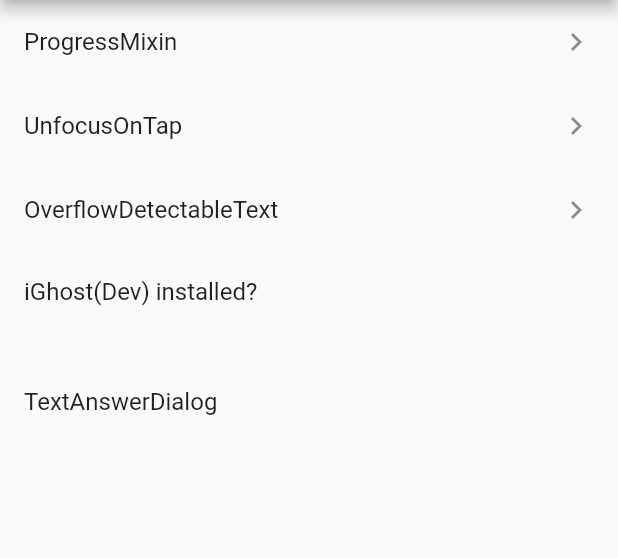
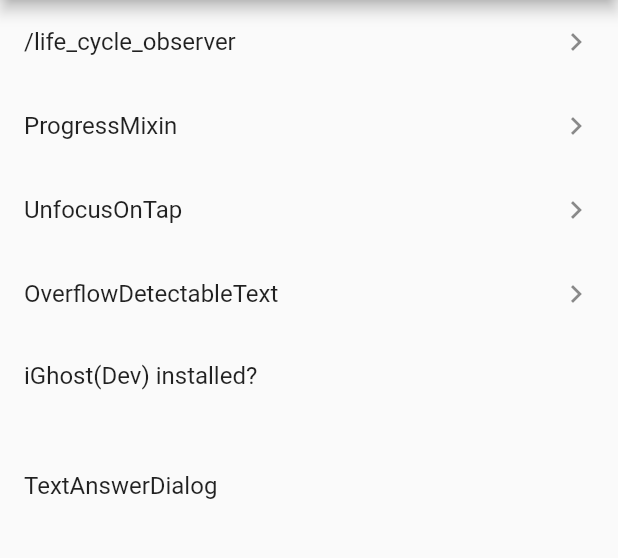
Before and after one commit to mono0926/flutter_mono_kit, a Flutter app: the screen it shows after launch, on a phone screen of 412 x 824 dp, the part 84-642 px from its top. Run offline on Flutter 3.47's test engine with Material 2 defaults, Android fonts, the phone set to English and light mode, and no system bars; our stand-ins replace flutter_cache_manager, rxdart; missing offline and left inert: disposable_provider, simple_logger.

Commit message:
Add LifeCycleObserver example

```diff
--- a/example/lib/pages/home_page.dart
+++ b/example/lib/pages/home_page.dart
@@ -1,3 +1,4 @@
+import 'package:example/pages/life_cycle_observer_page.dart';
 import 'package:example/pages/pages.dart';
 import 'package:example/pages/progress_mixin_page.dart';
 import 'package:example/pages/unfocus_on_tap_page.dart';
@@ -19,6 +20,13 @@ class HomePage extends StatelessWidget {
       appBar: AppBar(title: Text(title)),
       body: ListView(
         children: [
+          ListTile(
+            title: const Text(LifeCycleObserverPage.routeName),
+            trailing: const Icon(Icons.chevron_right),
+            onTap: () {
+              Navigator.of(context).pushNamed(LifeCycleObserverPage.routeName);
+            },
+          ),
           ListTile(
             title: const Text('ProgressMixin'),
             trailing: const Icon(Icons.chevron_right),
--- a/example/lib/router.dart
+++ b/example/lib/router.dart
@@ -1,3 +1,4 @@
+import 'package:example/pages/life_cycle_observer_page.dart';
 import 'package:example/pages/pages.dart';
 import 'package:example/pages/unfocus_on_tap_page.dart';
 import 'package:flutter/material.dart';
@@ -10,6 +11,8 @@ class Router {
         const OverflowDetectableTextPage(),
     ProgressMixinPage.routeName: (context) => ProgressMixinPage.withModel(),
     UnfocusOnTapPage.routeName: (context) => const UnfocusOnTapPage(),
+    LifeCycleObserverPage.routeName: (context) =>
+        LifeCycleObserverPage.wrapped(),
   };
 
   Route handle(RouteSettings settings) {
```
Also changed, not shown: example/lib/pages/life_cycle_observer_page.dart (added, +55 -0 lines).
